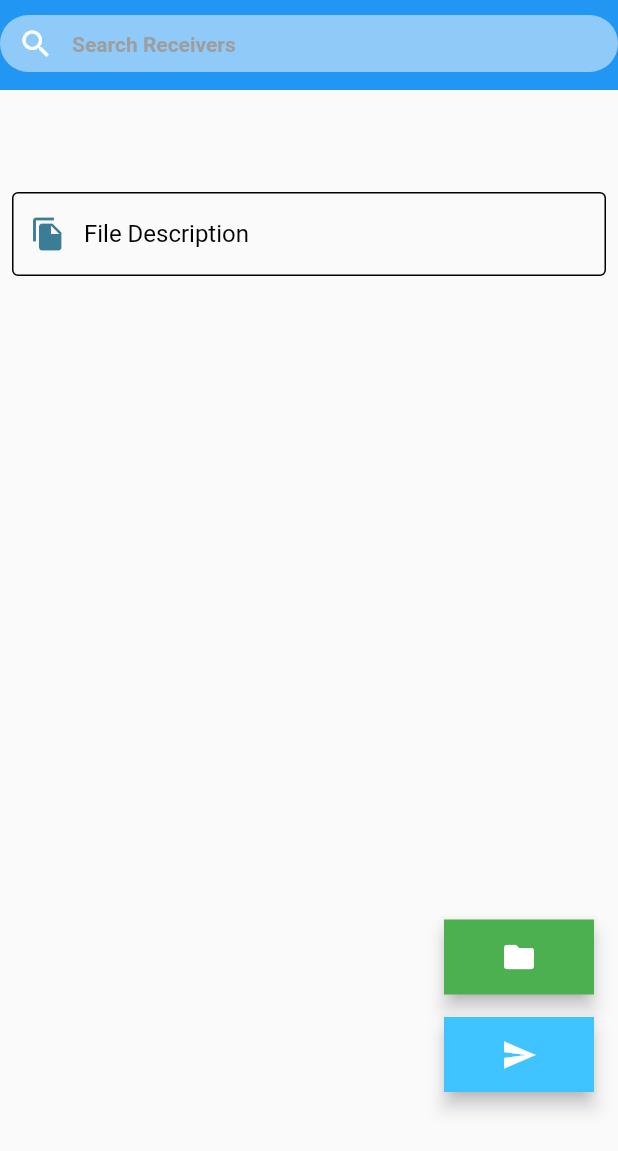
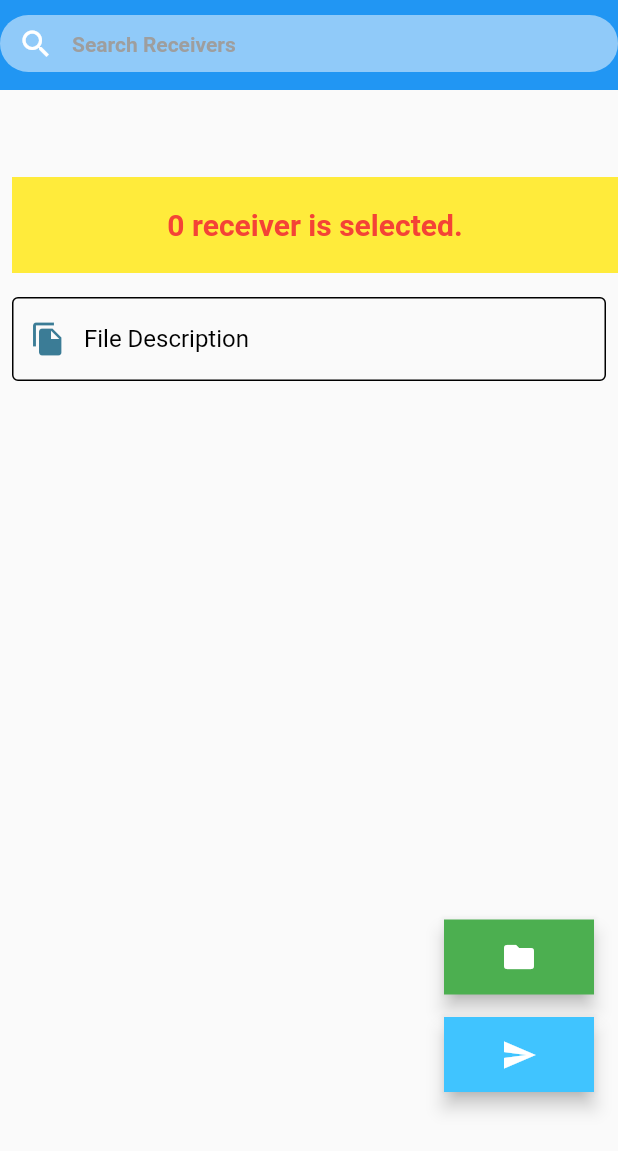
Before and after one commit to JuCuAcc/jogajog_files_custom, a Flutter app: the screen it shows after launch, on a phone screen of 412 x 824 dp. Shown: the top 1151 px of the screen. Run offline on Flutter 3.47's test engine with Material 2 defaults, Android fonts, the phone set to English and light mode, and no system bars; our stand-ins replace flutter_slidable.

Commit message:
Receiver Selection Started

```diff
--- a/lib/model/User.dart
+++ b/lib/model/User.dart
@@ -3,7 +3,7 @@ class User {
   final String name;
   final String username;
   final String image;
-  bool isFollowedByMe;
+  bool isSelected;
 
-  User(this.id,  this.name, this.username, this.image, this.isFollowedByMe);
+  User(this.id,  this.name, this.username, this.image, this.isSelected);
 }
--- a/lib/shareing_page.dart
+++ b/lib/shareing_page.dart
@@ -1,5 +1,6 @@
 import 'package:flutter/material.dart';
 import 'package:flutter_slidable/flutter_slidable.dart';
+
 /// import 'package:multiple_search_selection/multiple_search_selection.dart';
 
 /// import 'constants.dart';
@@ -77,12 +78,73 @@ class _SharingPageState extends State<SharingPage> {
         'Mikayla Marquez',
         'mikayla@gtrbd.com',
         'https://images.unsplash.com/photo-1541710430735-5fca14c95b00?ixlib=rb-1.2.1&q=80&fm=jpg&crop=faces&fit=crop&h=200&w=200&ixid=eyJhcHBfaWQiOjE3Nzg0fQ',
+        false),
+    User(
+        33, 'Iftekhar Hasan', 'iftekhar@gtrbd.net', 'assets/sample.png', false),
+    User(
+        11,
+        'Elliana Palacios',
+        '@elliana',
+        'https://images.unsplash.com/photo-1504735217152-b768bcab5ebc?ixlib=rb-0.3.5&q=80&fm=jpg&crop=faces&fit=crop&h=200&w=200&s=0ec8291c3fd2f774a365c8651210a18b',
+        false),
+    User(
+        12,
+        'Kayley Dwyer',
+        '@kayley',
+        'https://images.unsplash.com/photo-1503467913725-8484b65b0715?ixlib=rb-0.3.5&q=80&fm=jpg&crop=faces&fit=crop&h=200&w=200&s=cf7f82093012c4789841f570933f88e3',
+        false),
+    User(
+        13,
+        'Kathleen Mcdonough',
+        '@kathleen',
+        'https://images.unsplash.com/photo-1507081323647-4d250478b919?ixlib=rb-0.3.5&q=80&fm=jpg&crop=faces&fit=crop&h=200&w=200&s=b717a6d0469694bbe6400e6bfe45a1da',
+        false),
+    User(
+        14,
+        'Kathleen Dyer',
+        '@kathleen',
+        'https://images.unsplash.com/photo-1502980426475-b83966705988?ixlib=rb-0.3.5&q=80&fm=jpg&crop=faces&fit=crop&h=200&w=200&s=ddcb7ec744fc63472f2d9e19362aa387',
+        false),
+    User(
+        15,
+        'Mikayla Marquez',
+        '@mikayla',
+        'https://images.unsplash.com/photo-1541710430735-5fca14c95b00?ixlib=rb-1.2.1&q=80&fm=jpg&crop=faces&fit=crop&h=200&w=200&ixid=eyJhcHBfaWQiOjE3Nzg0fQ',
+        false),
+    User(
+        16,
+        'Kiersten Lange',
+        '@kiersten',
+        'https://images.unsplash.com/photo-1542534759-05f6c34a9e63?ixlib=rb-1.2.1&q=80&fm=jpg&crop=faces&fit=crop&h=200&w=200&ixid=eyJhcHBfaWQiOjE3Nzg0fQ',
+        false),
+    User(
+        17,
+        'Carys Metz',
+        '@metz',
+        'https://images.unsplash.com/photo-1516239482977-b550ba7253f2?ixlib=rb-1.2.1&q=80&fm=jpg&crop=faces&fit=crop&h=200&w=200&ixid=eyJhcHBfaWQiOjE3Nzg0fQ',
+        false),
+    User(
+        18,
+        'Ignacio Schmidt',
+        '@schmidt',
+        'https://images.unsplash.com/photo-1542973748-658653fb3d12?ixlib=rb-1.2.1&q=80&fm=jpg&crop=faces&fit=crop&h=200&w=200&ixid=eyJhcHBfaWQiOjE3Nzg0fQ',
+        false),
+    User(
+        19,
+        'Clyde Lucas',
+        '@clyde',
+        'https://images.unsplash.com/photo-1569443693539-175ea9f007e8?ixlib=rb-1.2.1&q=80&fm=jpg&crop=faces&fit=crop&h=200&w=200&ixid=eyJhcHBfaWQiOjE3Nzg0fQ',
+        false),
+    User(
+        20,
+        'Mikayla Marquez',
+        '@mikayla',
+        'https://images.unsplash.com/photo-1541710430735-5fca14c95b00?ixlib=rb-1.2.1&q=80&fm=jpg&crop=faces&fit=crop&h=200&w=200&ixid=eyJhcHBfaWQiOjE3Nzg0fQ',
         false)
   ];
 
   List<User> _foundedUsers = [];
   List<User> _selectedReceiver = [];
-
 
   @override
   void initState() {
@@ -122,7 +184,6 @@ class _SharingPageState extends State<SharingPage> {
             child: SafeArea(
                 child: Column(
               children: [
-
                 Container(
                   color: Colors.blue,
                   child: SizedBox(
@@ -134,7 +195,6 @@ class _SharingPageState extends State<SharingPage> {
                           child: SizedBox(
                             height: 38,
                             child: TextField(
-
                               onChanged: (txt) => onSearch(txt),
 
                               style: const TextStyle(
@@ -145,7 +205,7 @@ class _SharingPageState extends State<SharingPage> {
                               decoration: InputDecoration(
                                   filled: true,
                                   fillColor: Colors.blue.shade200,
-                                  contentPadding: const EdgeInsets.all(0),
+                                  contentPadding: const EdgeInsets.all(10),
 
                                   /// prefixIcon: Icon(Icons.search, color: Colors.grey.shade500,),
                                   prefixIcon: const Icon(Icons.search,
@@ -163,22 +223,18 @@ class _SharingPageState extends State<SharingPage> {
                               /// Search Receiver
                               keyboardType: TextInputType.text,
                             ),
-
-
                           ),
                         ),
                         isShowable
                             ? Expanded(
                                 child: SizedBox(
-
-                                  /// child: _foundedUsers.length > 0 ? ListView.builder(
                                   child: _foundedUsers.isNotEmpty
                                       ? ListView.builder(
                                           itemCount: _foundedUsers.length,
                                           itemBuilder: (context, index) {
                                             return Slidable(
                                               actionPane:
-                                                  SlidableDrawerActionPane(),
+                                                  const SlidableDrawerActionPane(),
                                               actionExtentRatio: 0.25,
                                               child: userComponent(
                                                   user: _foundedUsers[index]),
@@ -229,34 +285,47 @@ class _SharingPageState extends State<SharingPage> {
                 const SizedBox(
                   height: 50,
                 ),
-
                 Row(
-                    /*children: const [
-                      SizedBox(
-                          child: _selectedReceiver.isNotEmpty
-                              ? ListView.builder(itemBuilder: itemBuilder)
-                              : const Center(
-                              child: Text(
-                                "No receivers chosen",
-                                style: TextStyle(color: Colors.white),
-                              )),
-                      ),
-                    ],*/
+                  // children: const [
+                  //     SizedBox(
+                  //         child: _selectedReceiver.isNotEmpty
+                  //             ? ListView.builder(itemBuilder: itemBuilder)
+                  //             : const Center(
+                  //             child: Text(
+                  //               "No receivers chosen",
+                  //               style: TextStyle(color: Colors.white),
+                  //             )),
+                  //     ),
+                  //   ],
 
                   children: [
                     SizedBox(
-                      width: double.minPositive,
-                      height: 10,           /// height will be dynamic later
+                      /// width: double.minPositive,
+                      width: 420,
+                      height: 80,
+
+                      /// height will be dynamic later
+                      child: Padding(
+                        padding: const EdgeInsets.all(8.0),
                         child: Container(
+                          color: Colors.yellow,
+                          child:  Center(
+                              child: SizedBox(
+                                child: Text(
+                                   '${_selectedReceiver.length} receiver is selected.',
+                                  style: const TextStyle(
+                                    fontSize: 20,
+                                    fontWeight: FontWeight.bold,
                                     color: Colors.red,
-                        child: Text("This is  Test Text More work will be done inshaAllah in this portion"),
                                   ),
-                    )
+                                ),
+                              ),
+                          ),
+                        ),
+                      ),
+                    ),
                   ],
-
-
                 ),
-
                 Row(
                   children: const [
                     Expanded(
@@ -294,10 +363,8 @@ class _SharingPageState extends State<SharingPage> {
                         ),
                       ),
                     ),
-
                   ],
                 ),
-
               ],
             )),
           ),
@@ -319,7 +386,11 @@ class _SharingPageState extends State<SharingPage> {
                       splashColor: Colors.tealAccent,
                       elevation: 5,
                       tooltip: 'Choose File',
-                      onPressed: () {},
+                      onPressed: () {
+                        for(User us in _selectedReceiver){
+                          print(us.username);
+                        }
+                      },
                       child: const Icon(
                         Icons.folder,
                       ),
@@ -360,13 +431,39 @@ class _SharingPageState extends State<SharingPage> {
       child: Row(
         mainAxisAlignment: MainAxisAlignment.spaceBetween,
         children: [
-          Row(children: [
+          GestureDetector(
+            onTap: () {
+              setState(() {
+                user.isSelected = !user.isSelected;
+
+                if (user.isSelected && _selectedReceiver.isNotEmpty) {
+                  print("in2");
+                  for (int i = 0; i < _selectedReceiver.length; i++) {
+                    if (_selectedReceiver[i].id == user.id) {
+                      break;
+                    } else if (_selectedReceiver[i].id != user.id &&
+                        _selectedReceiver.length - 1 == i) {
+                      _selectedReceiver.add(user);
+                    }
+                  }
+                } else {
+                  print("in");
+                  _selectedReceiver.add(user);
+                  return;
+                }
+
+
+
+
+              });
+            },
+            child: Row(children: [
               Container(
                   width: 60,
                   height: 60,
                   child: ClipRRect(
                     borderRadius: BorderRadius.circular(50),
-                  child: Image.network(user.image),
+                    child: user.image.toString().contains('http')?Image.network(user.image):Image.asset(user.image),
                   )),
               const SizedBox(width: 10),
               Column(crossAxisAlignment: CrossAxisAlignment.start, children: [
@@ -376,51 +473,55 @@ class _SharingPageState extends State<SharingPage> {
                 const SizedBox(
                   height: 5,
                 ),
+
                 /// Text(user.username, style: TextStyle(color: Colors.grey[500])),
-              Text(user.username, style: const TextStyle(color: Colors.lightGreenAccent)),
+                Text(user.username,
+                    style: const TextStyle(color: Colors.lightGreenAccent)),
               ])
             ]),
-          GestureDetector(
-            onTap: () {
-              setState(() {
-                user.isFollowedByMe = !user.isFollowedByMe;
-
-                print('${user.name} is visited.');
-
-                if(user.isFollowedByMe){
-                  _foundedUsers.add(user);
-                }
-                else{
-                  return;
-                }
-
-                for (var o in _foundedUsers) {
-                  print(o.name);
-                }
-
-              });
-            },
-            /*child: AnimatedContainer(
-                height: 35,
-                width: 110,
-                duration: const Duration(milliseconds: 300),
-                decoration: BoxDecoration(
-                    color: user.isFollowedByMe
-                        ? Colors.blue[700]
-                        : Color(0xffffff),
-                    borderRadius: BorderRadius.circular(5),
-                    border: Border.all(
-                      color: user.isFollowedByMe
-                          ? Colors.transparent
-                          : Colors.grey.shade700 ,
-                    )),
-                child: Center(
-                    child: Text(user.isFollowedByMe ? 'Unselect' : 'Select',
-                        style: TextStyle(
-                            color: user.isFollowedByMe
-                                ? Colors.white
-                                : Colors.white)))),*/
-          )
+          ),
+          // GestureDetector(
+          //   child: ,
+          //   onTap: () {
+          //     setState(() {
+          //       user.isFollowedByMe = !user.isFollowedByMe;
+          //
+          //       print('${user.name} is visited.');
+          //
+          //       if(user.isFollowedByMe){
+          //         _foundedUsers.add(user);
+          //       }
+          //       else{
+          //         return;
+          //       }
+          //
+          //       for (var o in _foundedUsers) {
+          //         print(o.name);
+          //       }
+          //
+          //     });
+          //   },
+          //   /*child: AnimatedContainer(
+          //       height: 35,
+          //       width: 110,
+          //       duration: const Duration(milliseconds: 300),
+          //       decoration: BoxDecoration(
+          //           color: user.isFollowedByMe
+          //               ? Colors.blue[700]
+          //               : Color(0xffffff),
+          //           borderRadius: BorderRadius.circular(5),
+          //           border: Border.all(
+          //             color: user.isFollowedByMe
+          //                 ? Colors.transparent
+          //                 : Colors.grey.shade700 ,
+          //           )),
+          //       child: Center(
+          //           child: Text(user.isFollowedByMe ? 'Unselect' : 'Select',
+          //               style: TextStyle(
+          //                   color: user.isFollowedByMe
+          //                       ? Colors.white
+          //                       : Colors.white)))),*/
+          // )
         ],
       ),
     );
--- a/pubspec.yaml
+++ b/pubspec.yaml
@@ -63,6 +63,7 @@ flutter:
   # To add assets to your application, add an assets section, like this:
   assets:
     - assets/share_file_logo.png
+    - assets/sample.png
 
 
   # An image asset can refer to one or more resolution-specific "variants", see
```
Also changed, not shown: assets/if.png (added), assets/sample.png (added). Lines whose indentation alone changed are shown as unchanged.
